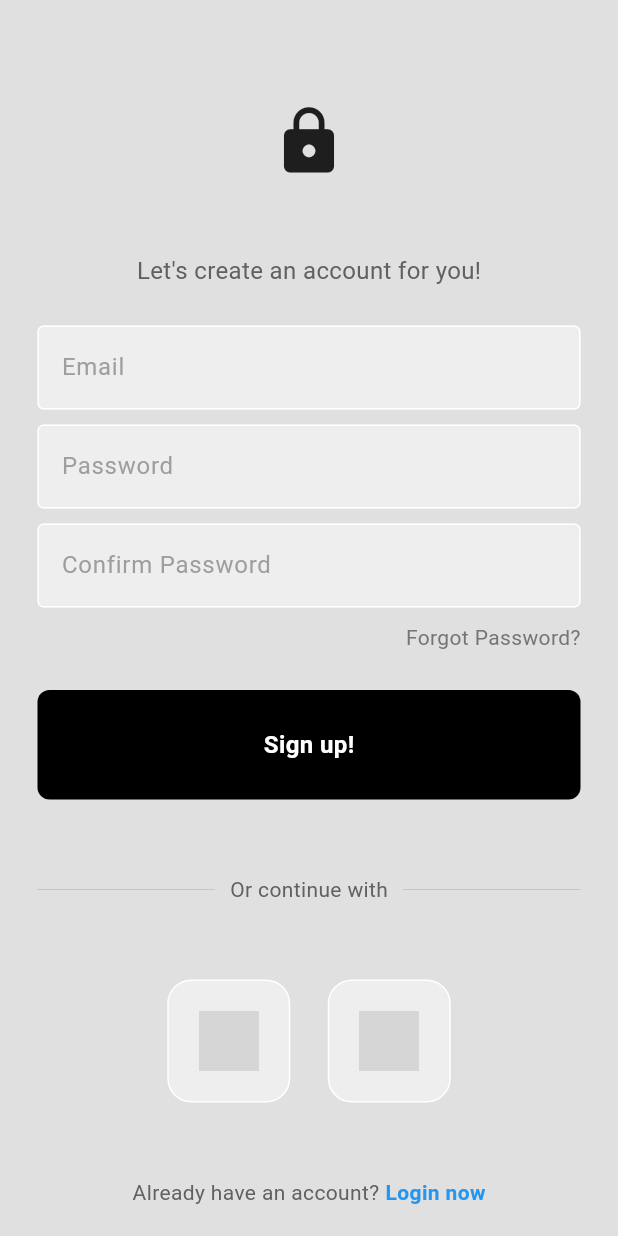
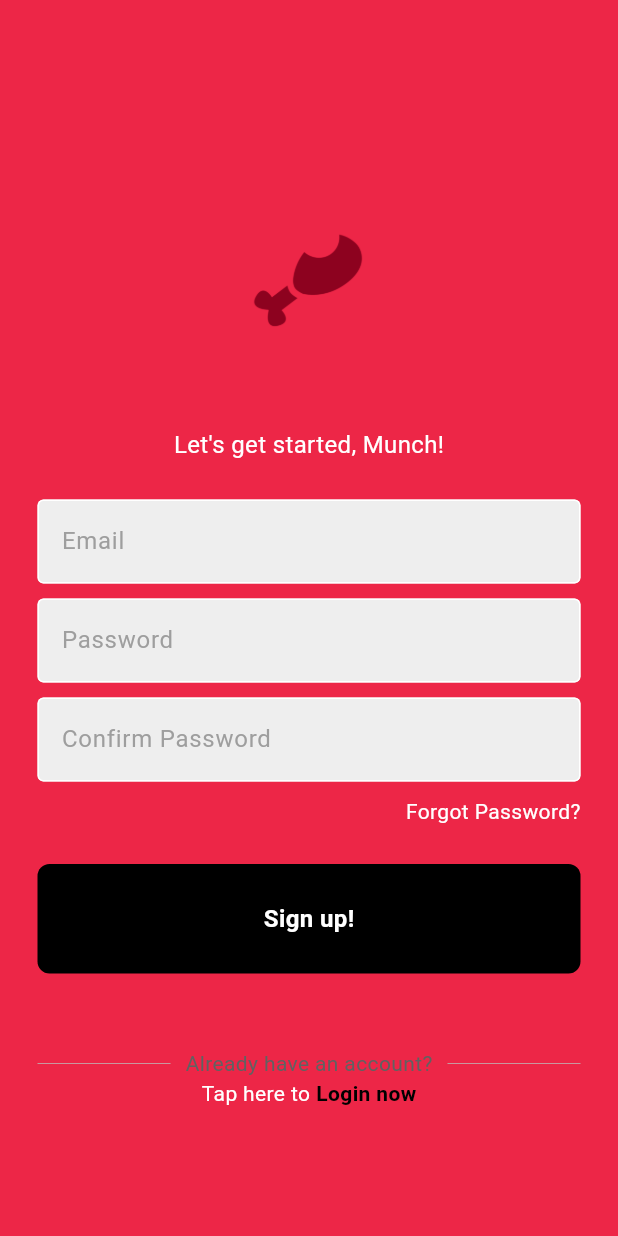
Before and after one commit to LogicErr0r/CSC-3400-Project, a Flutter app: the RegisterPage screen opened directly with empty values, on a phone screen of 412 x 824 dp. Run offline on Flutter 3.47's test engine with Material 3 defaults, Android fonts, the light colour scheme and no system bars; our stand-ins replace firebase_auth, firebase_core; accounts and stored records are empty; grey boxes are pictures that could not be loaded.

Commit message:
Updated design for registerPage.dart

```diff
--- a/lib/RegisterPage.dart
+++ b/lib/RegisterPage.dart
@@ -2,7 +2,6 @@ import 'package:firebase_auth/firebase_auth.dart';
 import 'package:flutter/material.dart';
 import 'package:mocsmunchv2/components/loginButton.dart';
 import 'package:mocsmunchv2/components/loginTextField.dart';
-import 'package:mocsmunchv2/components/loginTitle.dart';
 
 class RegisterPage extends StatefulWidget {
   final Function()? onTap;
@@ -73,7 +72,7 @@ class _RegisterPageState extends State<RegisterPage> {
   @override
   Widget build(BuildContext context) {
     return Scaffold(
-      backgroundColor: Colors.grey[300],
+      backgroundColor: const Color.fromRGBO(237, 38, 71, 1.0),
       body: SafeArea(
         child: Center(
           child: SingleChildScrollView(
@@ -82,19 +81,25 @@ class _RegisterPageState extends State<RegisterPage> {
               children: [
                 const SizedBox(height: 50),
 
-                // logo
-                const Icon(
-                  Icons.lock,
-                  size: 50,
+                // logo at the top
+                Row(
+                  mainAxisAlignment: MainAxisAlignment.center,
+                  children: [
+                    SizedBox(
+                      width: 100, // Specify the desired width
+                      height: 100, // Specify the desired height
+                      child: Image.asset('lib/assets/MocsMunchLogo.png'),
+                    ),
+                  ],
                 ),
 
                 const SizedBox(height: 50),
 
                 // Let's create an account for you!
-                Text(
-                  'Let\'s create an account for you!',
+                const Text(
+                  'Let\'s get started, Munch!',
                   style: TextStyle(
-                    color: Colors.grey[700],
+                    color: Colors.white,
                     fontSize: 16,
                   ),
                 ),
@@ -129,14 +134,14 @@ class _RegisterPageState extends State<RegisterPage> {
                 const SizedBox(height: 10),
 
                 // forgot password?
-                Padding(
-                  padding: const EdgeInsets.symmetric(horizontal: 25.0),
+                const Padding(
+                  padding: EdgeInsets.symmetric(horizontal: 25.0),
                   child: Row(
                     mainAxisAlignment: MainAxisAlignment.end,
                     children: [
                       Text(
                         'Forgot Password?',
-                        style: TextStyle(color: Colors.grey[600]),
+                        style: TextStyle(color: Colors.white),
                       ),
                     ],
                   ),
@@ -166,7 +171,7 @@ class _RegisterPageState extends State<RegisterPage> {
                       Padding(
                         padding: const EdgeInsets.symmetric(horizontal: 10.0),
                         child: Text(
-                          'Or continue with',
+                          'Already have an account?',
                           style: TextStyle(color: Colors.grey[700]),
                         ),
                       ),
@@ -180,31 +185,13 @@ class _RegisterPageState extends State<RegisterPage> {
                   ),
                 ),
 
-                const SizedBox(height: 50),
-
-                // google + apple sign in buttons
-                const Row(
-                  mainAxisAlignment: MainAxisAlignment.center,
-                  children: [
-                    // google button
-                    SquareTile(imagePath: 'lib/images/google.png'),
-
-                    SizedBox(width: 25),
-
-                    // apple button
-                    SquareTile(imagePath: 'lib/images/apple.png')
-                  ],
-                ),
-
-                const SizedBox(height: 50),
-
                 // not a member? register now
                 Row(
                   mainAxisAlignment: MainAxisAlignment.center,
                   children: [
-                    Text(
-                      'Already have an account?',
-                      style: TextStyle(color: Colors.grey[700]),
+                    const Text(
+                      'Tap here to',
+                      style: TextStyle(color: Colors.white),
                     ),
                     const SizedBox(width: 4),
                     GestureDetector(
@@ -212,7 +199,7 @@ class _RegisterPageState extends State<RegisterPage> {
                       child: const Text(
                         'Login now',
                         style: TextStyle(
-                          color: Colors.blue,
+                          color: Colors.black,
                           fontWeight: FontWeight.bold,
                         ),
                       ),
--- a/lib/homepage.dart
+++ b/lib/homepage.dart
@@ -5,7 +5,7 @@ import 'package:mocsmunchv2/LoginOrRegistar.dart';
 class HomePage extends StatelessWidget {
   HomePage({super.key});
 
-  var user = FirebaseAuth.instance.currentUser!;
+  final user = FirebaseAuth.instance.currentUser!;
 
   // sign user out method
   void signUserOut() {
--- a/lib/loginPage.dart
+++ b/lib/loginPage.dart
@@ -80,7 +80,7 @@ class _LoginPageState extends State<LoginPage> {
                 Row(
                   mainAxisAlignment: MainAxisAlignment.center,
                   children: [
-                    Container(
+                    SizedBox(
                       width: 100, // Specify the desired width
                       height: 100, // Specify the desired height
                       child: Image.asset('lib/assets/MocsMunchLogo.png'),
@@ -173,10 +173,6 @@ class _LoginPageState extends State<LoginPage> {
                   ),
                 ),
 
-                const SizedBox(height: 50),
-
-                const SizedBox(height: 50),
-
                 // not a member? register now
                 Row(
                   mainAxisAlignment: MainAxisAlignment.center,
```
